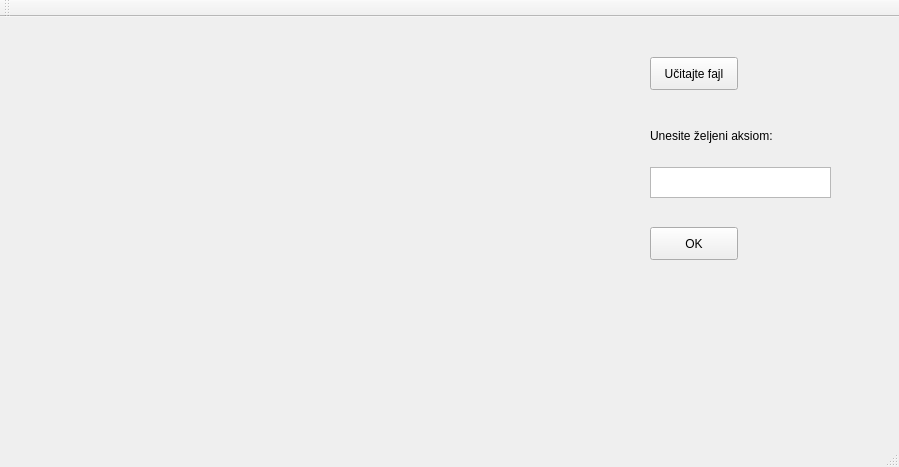
Above: gui/mainwindow.ui from dinkoosmankovic/LogicToolbox before the change. Below: the same form after it.
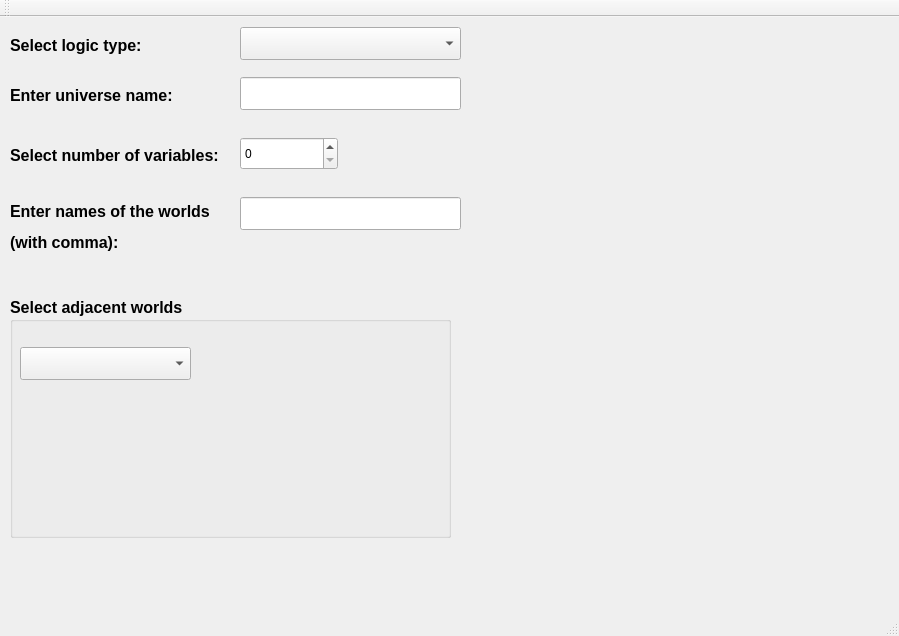
That is the form after the change.

Commit message: Created GUI for entering data for new JSON

What changed in the file:
```diff
--- a/gui/mainwindow.ui
+++ b/gui/mainwindow.ui
@@ -7,62 +7,168 @@
     <x>0</x>
     <y>0</y>
     <width>899</width>
-    <height>467</height>
+    <height>636</height>
    </rect>
   </property>
   <property name="windowTitle">
    <string>LogicToolbox</string>
   </property>
   <widget class="QWidget" name="centralWidget">
-   <widget class="QPushButton" name="pushButton">
-    <property name="geometry">
-     <rect>
-      <x>650</x>
-      <y>210</y>
-      <width>88</width>
-      <height>33</height>
-     </rect>
-    </property>
-    <property name="text">
-     <string>OK</string>
-    </property>
-   </widget>
-   <widget class="QPlainTextEdit" name="plainTextEdit">
-    <property name="geometry">
-     <rect>
-      <x>650</x>
-      <y>150</y>
-      <width>181</width>
-      <height>31</height>
-     </rect>
-    </property>
-   </widget>
    <widget class="QLabel" name="label">
     <property name="geometry">
      <rect>
-      <x>650</x>
-      <y>110</y>
+      <x>10</x>
+      <y>20</y>
+      <width>131</width>
+      <height>17</height>
+     </rect>
+    </property>
+    <property name="font">
+     <font>
+      <family>Arimo</family>
+      <pointsize>12</pointsize>
+      <weight>75</weight>
+      <bold>true</bold>
+     </font>
+    </property>
+    <property name="text">
+     <string>Select logic type:</string>
+    </property>
+   </widget>
+   <widget class="QLabel" name="label_2">
+    <property name="geometry">
+     <rect>
+      <x>10</x>
+      <y>70</y>
       <width>181</width>
       <height>17</height>
      </rect>
     </property>
+    <property name="font">
+     <font>
+      <family>Arimo</family>
+      <pointsize>12</pointsize>
+      <weight>75</weight>
+      <bold>true</bold>
+     </font>
+    </property>
     <property name="text">
-     <string>Unesite željeni aksiom:</string>
+     <string>Enter universe name:</string>
     </property>
    </widget>
-   <widget class="QPushButton" name="pushButton_2">
+   <widget class="QComboBox" name="comboBox">
     <property name="geometry">
      <rect>
-      <x>650</x>
-      <y>40</y>
-      <width>88</width>
+      <x>240</x>
+      <y>10</y>
+      <width>221</width>
       <height>33</height>
      </rect>
     </property>
+   </widget>
+   <widget class="QLineEdit" name="lineEdit">
+    <property name="geometry">
+     <rect>
+      <x>240</x>
+      <y>60</y>
+      <width>221</width>
+      <height>33</height>
+     </rect>
+    </property>
+   </widget>
+   <widget class="QLabel" name="label_3">
+    <property name="geometry">
+     <rect>
+      <x>10</x>
+      <y>130</y>
+      <width>211</width>
+      <height>17</height>
+     </rect>
+    </property>
+    <property name="font">
+     <font>
+      <family>Arimo</family>
+      <pointsize>12</pointsize>
+      <weight>75</weight>
+      <bold>true</bold>
+     </font>
+    </property>
     <property name="text">
-     <string>Učitajte fajl</string>
+     <string>Select number of variables:</string>
     </property>
    </widget>
+   <widget class="QSpinBox" name="spinBox">
+    <property name="geometry">
+     <rect>
+      <x>240</x>
+      <y>120</y>
+      <width>98</width>
+      <height>33</height>
+     </rect>
+    </property>
+   </widget>
+   <widget class="QLabel" name="label_5">
+    <property name="geometry">
+     <rect>
+      <x>10</x>
+      <y>180</y>
+      <width>201</width>
+      <height>61</height>
+     </rect>
+    </property>
+    <property name="font">
+     <font>
+      <family>Arimo</family>
+      <pointsize>12</pointsize>
+      <weight>75</weight>
+      <bold>true</bold>
+     </font>
+    </property>
+    <property name="text">
+     <string>&lt;html&gt;&lt;head/&gt;&lt;body&gt;&lt;p&gt;Enter names of the worlds &lt;/p&gt;&lt;p&gt;(with comma):&lt;/p&gt;&lt;/body&gt;&lt;/html&gt;</string>
+    </property>
+   </widget>
+   <widget class="QLineEdit" name="lineEdit_2">
+    <property name="geometry">
+     <rect>
+      <x>240</x>
+      <y>180</y>
+      <width>221</width>
+      <height>33</height>
+     </rect>
+    </property>
+   </widget>
+   <widget class="QGroupBox" name="groupBox">
+    <property name="geometry">
+     <rect>
+      <x>10</x>
+      <y>280</y>
+      <width>441</width>
+      <height>241</height>
+     </rect>
+    </property>
+    <property name="font">
+     <font>
+      <family>Arimo</family>
+      <pointsize>12</pointsize>
+      <weight>75</weight>
+      <bold>true</bold>
+     </font>
+    </property>
+    <property name="title">
+     <string>Select adjacent worlds</string>
+    </property>
+    <widget class="QComboBox" name="comboBox_2">
+     <property name="geometry">
+      <rect>
+       <x>10</x>
+       <y>50</y>
+       <width>171</width>
+       <height>33</height>
+      </rect>
+     </property>
+    </widget>
+   </widget>
   </widget>
   <widget class="QMenuBar" name="menuBar">
    <property name="geometry">
```
The commit also changes 6 other files.
